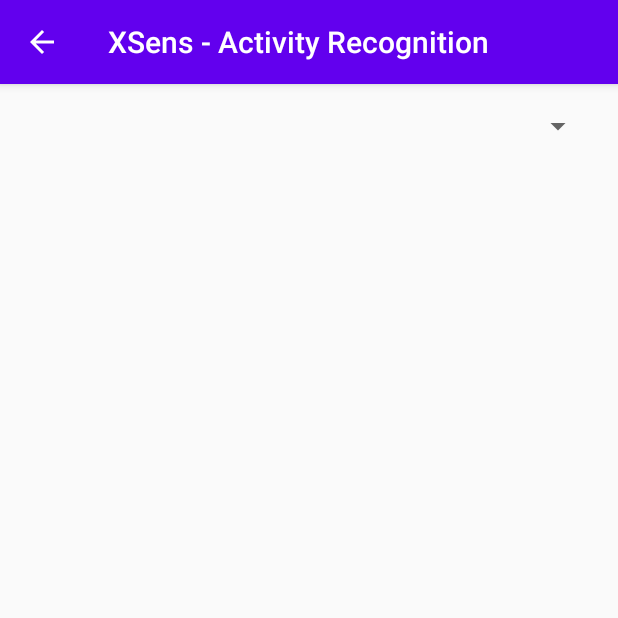
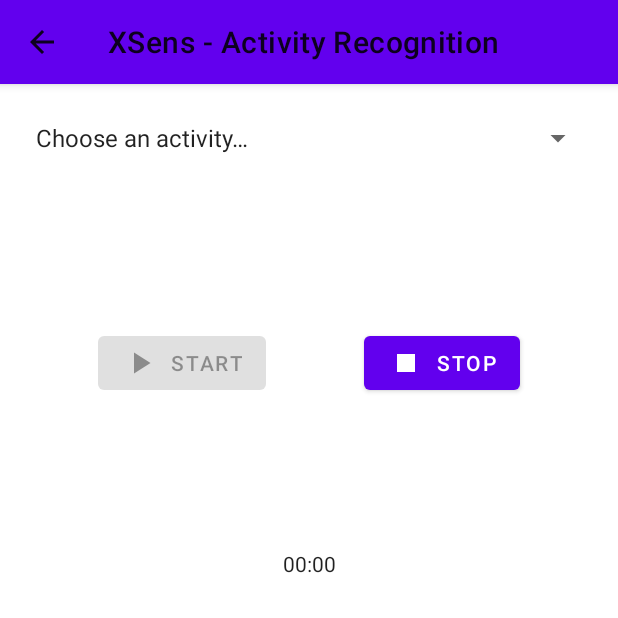
Before and after one commit to Sensors-in-Paradise/android-native-xsens, an Android app: the CaptureActivity screen opened directly, with no data from a screen before it, on a phone screen of 412 x 824 dp, the top half of it. Run offline under Robolectric (Android 15) with nearby library versions, the phone set to English and light mode, and no system bars.

Commit message:
added start and stop button and timer

```diff
--- a/app/src/main/java/sensors_in_paradise/xsens/CaptureActivity.kt
+++ b/app/src/main/java/sensors_in_paradise/xsens/CaptureActivity.kt
@@ -2,13 +2,71 @@ package sensors_in_paradise.xsens
 
 import androidx.appcompat.app.AppCompatActivity
 import android.os.Bundle
-import android.widget.Spinner
+import android.os.SystemClock
+import android.view.View
+import android.widget.*
 import androidx.appcompat.app.ActionBar
+import com.google.android.material.button.MaterialButton
+import kotlinx.android.synthetic.main.activity_capture.*
 
 class CaptureActivity : AppCompatActivity() {
+
+    private lateinit var timer: Chronometer
+    private lateinit var startButton: MaterialButton
+    private lateinit var endButton: MaterialButton
 
     override fun onCreate(savedInstanceState: Bundle?) {
         super.onCreate(savedInstanceState)
         setContentView(R.layout.activity_capture)
+
+        val spinner: Spinner = findViewById(R.id.spinner)
+
+        // Create an ArrayAdapter using the string array and a default spinner layout
+        ArrayAdapter.createFromResource(
+            this,
+            R.array.planets_array,
+            android.R.layout.simple_spinner_item
+        ).also { adapter ->
+            // Specify the layout to use when the list of choices appears
+            adapter.setDropDownViewResource(android.R.layout.simple_spinner_dropdown_item)
+            // Apply the adapter to the spinner
+            spinner.adapter = adapter
+        }
+
+        timer = findViewById<Chronometer>(R.id.timer)
+
+        startButton = findViewById<MaterialButton>(R.id.buttonStart)
+
+        spinner.onItemSelectedListener = object : AdapterView.OnItemSelectedListener{
+            override fun onNothingSelected(parent: AdapterView<*>?) {
+                startButton.isEnabled = false
+            }
+
+            override fun onItemSelected(
+                parent: AdapterView<*>?,
+                view: View?,
+                position: Int,
+                id: Long
+            ) {
+                if (position != 0) {
+                    startButton.isEnabled = true
+                }
+            }
+        }
+
+        startButton.setOnClickListener{
+            timer.setBase(SystemClock.elapsedRealtime())
+            timer.setFormat("Time Running - %s"); // set the format for a chronometer
+            timer.start()
+        }
+        endButton = findViewById<MaterialButton>(R.id.buttonEnd)
+
+        endButton.setOnClickListener{
+            spinner.setSelection(0)
+            timer.stop()
+            startButton.isEnabled = false
+        }
     }
+
+
 }
--- /dev/null
+++ b/app/src/main/res/drawable/ic_baseline_play_arrow_24.xml
@@ -0,0 +1,10 @@
+<vector xmlns:android="http://schemas.android.com/apk/res/android"
+    android:width="24dp"
+    android:height="24dp"
+    android:viewportWidth="24"
+    android:viewportHeight="24"
+    android:tint="?attr/colorControlNormal">
+  <path
+      android:fillColor="@android:color/white"
+      android:pathData="M8,5v14l11,-7z"/>
+</vector>
--- /dev/null
+++ b/app/src/main/res/drawable/ic_baseline_stop_24.xml
@@ -0,0 +1,10 @@
+<vector xmlns:android="http://schemas.android.com/apk/res/android"
+    android:width="24dp"
+    android:height="24dp"
+    android:viewportWidth="24"
+    android:viewportHeight="24"
+    android:tint="?attr/colorControlNormal">
+  <path
+      android:fillColor="@android:color/white"
+      android:pathData="M6,6h12v12H6z"/>
+</vector>
--- a/app/src/main/res/layout/activity_capture.xml
+++ b/app/src/main/res/layout/activity_capture.xml
@@ -11,9 +11,45 @@
         android:layout_width="0dp"
         android:layout_height="wrap_content"
         android:layout_marginStart="16dp"
-        android:layout_marginTop="16dp"
+        android:layout_marginTop="24dp"
         android:layout_marginEnd="16dp"
         app:layout_constraintEnd_toEndOf="parent"
+        app:layout_constraintHorizontal_bias="0.0"
         app:layout_constraintStart_toStartOf="parent"
         app:layout_constraintTop_toTopOf="parent" />
+
+    <com.google.android.material.button.MaterialButton
+        android:id="@+id/buttonStart"
+        android:layout_width="wrap_content"
+        android:layout_height="wrap_content"
+        android:enabled="false"
+        android:text="Start"
+        app:icon="@drawable/ic_baseline_play_arrow_24"
+        app:layout_constraintBaseline_toBaselineOf="@+id/buttonEnd"
+        app:layout_constraintEnd_toStartOf="@+id/buttonEnd"
+        app:layout_constraintHorizontal_bias="0.5"
+        app:layout_constraintStart_toStartOf="parent"></com.google.android.material.button.MaterialButton>
+
+    <com.google.android.material.button.MaterialButton
+        android:id="@+id/buttonEnd"
+        android:layout_width="wrap_content"
+        android:layout_height="wrap_content"
+        android:layout_marginTop="162dp"
+        android:text="Stop"
+        app:icon="@drawable/ic_baseline_stop_24"
+        app:layout_constraintEnd_toEndOf="parent"
+        app:layout_constraintHorizontal_bias="0.5"
+        app:layout_constraintStart_toEndOf="@+id/buttonStart"
+        app:layout_constraintTop_toTopOf="parent"></com.google.android.material.button.MaterialButton>
+
+    <Chronometer
+        android:id="@+id/timer"
+        android:layout_width="wrap_content"
+        android:layout_height="wrap_content"
+        android:layout_marginTop="100dp"
+        android:text="TextView"
+        app:layout_constraintEnd_toEndOf="parent"
+        app:layout_constraintStart_toStartOf="parent"
+        app:layout_constraintTop_toBottomOf="@+id/buttonStart" />
+
 </androidx.constraintlayout.widget.ConstraintLayout>
--- /dev/null
+++ b/app/src/main/res/values/planets.xml
@@ -0,0 +1,14 @@
+<?xml version="1.0" encoding="utf-8"?>
+<resources>
+    <string-array name="planets_array">
+        <item>Choose an activity…</item>
+        <item>Mercury</item>
+        <item>Venus</item>
+        <item>Earth</item>
+        <item>Mars</item>
+        <item>Jupiter</item>
+        <item>Saturn</item>
+        <item>Uranus</item>
+        <item>Neptune</item>
+    </string-array>
+</resources>
--- a/app/src/main/res/values/styles.xml
+++ b/app/src/main/res/values/styles.xml
@@ -1,7 +1,7 @@
 <resources>
 
     <!-- Base application theme. -->
-    <style name="AppTheme" parent="Theme.AppCompat.DayNight.DarkActionBar">
+    <style name="AppTheme" parent="Theme.MaterialComponents.DayNight">
         <!-- Customize your theme here. -->
         <item name="colorPrimary">@color/colorPrimary</item>
         <item name="colorPrimaryDark">@color/colorPrimaryDark</item>
```
Also changed, not shown: gradle/wrapper/gradle-wrapper.properties, 53 other files.
